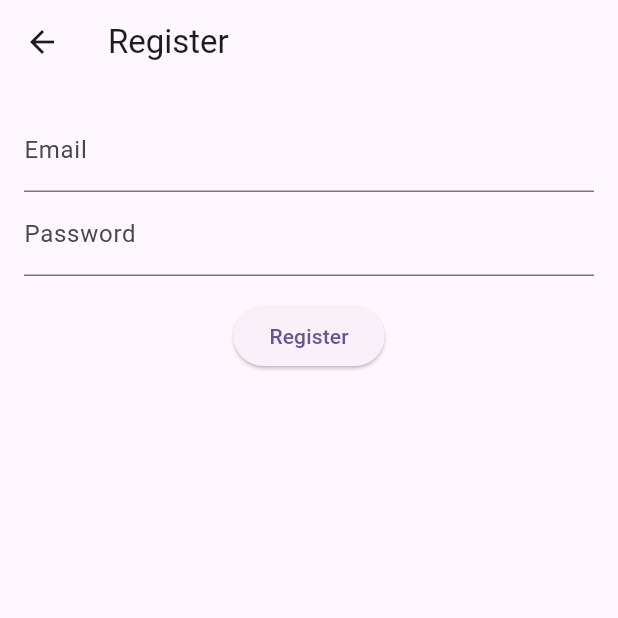
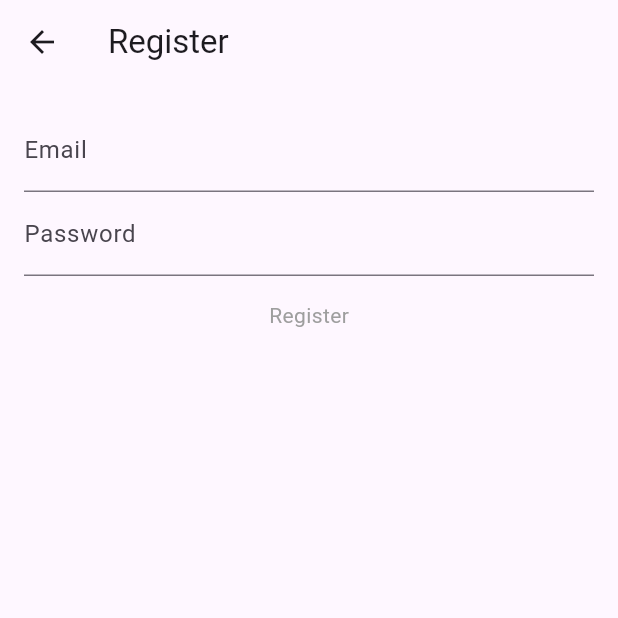
Before and after one commit to Satoru-PriChan/HighProteinChef, a Flutter app: the RegisterScreen screen opened by its route, on a phone screen of 412 x 824 dp, the top half of it. Run offline on Flutter 3.47's test engine with Material 3 defaults, Android fonts, the phone set to English and light mode, and no system bars; our stand-ins replace firebase_auth, firebase_core, logger, sqflite; accounts and stored records are empty.

Commit message:
Feat: Add register validations

```diff
--- a/lib/screens/register_screen.dart
+++ b/lib/screens/register_screen.dart
@@ -15,6 +15,10 @@ class _RegisterScreenState extends State<RegisterScreen> {
   final emailController = TextEditingController();
   final passwordController = TextEditingController();
   User? previousUser;
+  final _emailFormKey = GlobalKey<FormState>();
+  final _passwordFormKey = GlobalKey<FormState>();
+  bool _isEmailValid = false;
+  bool _isPasswordValid = false;
 
   @override
   void initState() {
@@ -46,21 +50,53 @@ class _RegisterScreenState extends State<RegisterScreen> {
         padding: const EdgeInsets.all(16.0),
         child: Column(
           children: [
-            TextField(
+            Form(
+              key: _emailFormKey,
+              child: TextFormField(
                 controller: emailController,
+                onChanged: (value) {
+                  setState(() {
+                    _isEmailValid = _emailFormKey.currentState?.validate() ?? _isEmailValid;
+                  });
+                },
+                validator: (value) {
+                  if (authProvider.isValidEmail(value ?? "")) {
+                    return null;
+                  } else {
+                    return "This is not a valid email";
+                  }
+                },
                 decoration: InputDecoration(labelText: "Email"),
                 ),
-              TextField(
+            ),
+              Form(
+                key: _passwordFormKey,
+                child: TextFormField(
                   controller: passwordController,
                   obscureText: true,
                   enableSuggestions: false,
                   autocorrect: false,
+                  onChanged: (value) {
+                    setState(() {
+                      _isPasswordValid = _passwordFormKey.currentState?.validate() ?? _isPasswordValid;
+                    });
+                  },
+                  validator: (value) {
+                    if (authProvider.isValidPassword(value ?? "")) {
+                      return null;
+                    } else {
+                      return "Uppercase, Lowercase, Numeric, Special character";
+                    }
+                  },
                   decoration: InputDecoration(labelText: "Password"),
+                ),
               ),
               SizedBox(height: 16,),
               authProvider.isLoading
               ? CircularProgressIndicator()
-              : ElevatedButton(
+              : _isEmailValid && _isPasswordValid
+                ?
+                ElevatedButton(
                   onPressed: () {
                     authProvider.register(
                       emailController.text,
@@ -69,6 +105,8 @@ class _RegisterScreenState extends State<RegisterScreen> {
                   },
                   child: Text("Register")
                 )
+                :
+                const Text("Register", style: TextStyle(color: Colors.grey),),
           ],
         )
         )
```
Lines whose indentation alone changed are shown as unchanged.
